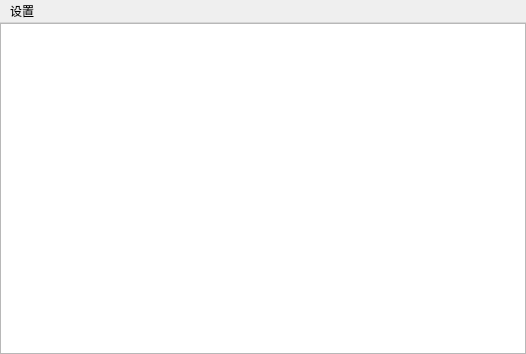
First picture: the form in QTServer/qtserver.ui, repository uldaman/D3D_CEGUI, before the edit.
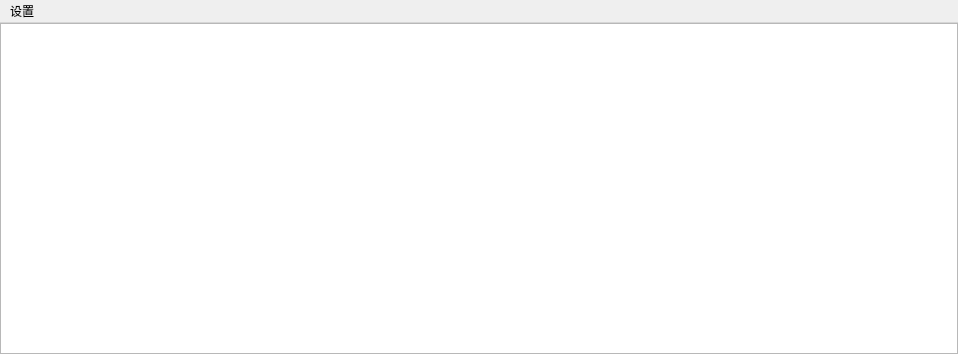
Second picture: the form after the edit. Custom widgets are drawn as their Qt base class.

What changed in the file:
```diff
--- a/QTServer/qtserver.ui
+++ b/QTServer/qtserver.ui
@@ -6,7 +6,7 @@
    <rect>
     <x>0</x>
     <y>0</y>
-    <width>526</width>
+    <width>958</width>
     <height>354</height>
    </rect>
   </property>
@@ -41,6 +41,18 @@
     </property>
     <item>
      <widget class="CMyTableWidget" name="tableWidget">
+      <property name="acceptDrops">
+       <bool>false</bool>
+      </property>
+      <property name="autoFillBackground">
+       <bool>false</bool>
+      </property>
+      <property name="dragEnabled">
+       <bool>false</bool>
+      </property>
+      <property name="alternatingRowColors">
+       <bool>false</bool>
+      </property>
       <attribute name="horizontalHeaderCascadingSectionResizes">
        <bool>true</bool>
       </attribute>
@@ -50,6 +62,15 @@
       <attribute name="horizontalHeaderMinimumSectionSize">
        <number>27</number>
       </attribute>
+      <attribute name="horizontalHeaderShowSortIndicator" stdset="0">
+       <bool>false</bool>
+      </attribute>
+      <attribute name="horizontalHeaderStretchLastSection">
+       <bool>false</bool>
+      </attribute>
+      <attribute name="verticalHeaderVisible">
+       <bool>false</bool>
+      </attribute>
       <attribute name="verticalHeaderCascadingSectionResizes">
        <bool>false</bool>
       </attribute>
@@ -59,6 +80,12 @@
       <attribute name="verticalHeaderMinimumSectionSize">
        <number>21</number>
       </attribute>
+      <attribute name="verticalHeaderShowSortIndicator" stdset="0">
+       <bool>false</bool>
+      </attribute>
+      <attribute name="verticalHeaderStretchLastSection">
+       <bool>false</bool>
+      </attribute>
      </widget>
     </item>
    </layout>
@@ -68,7 +95,7 @@
     <rect>
      <x>0</x>
      <y>0</y>
-     <width>526</width>
+     <width>958</width>
      <height>23</height>
     </rect>
    </property>
```
Left out of the diff: 4 changed lines with no effect on the pictures.
